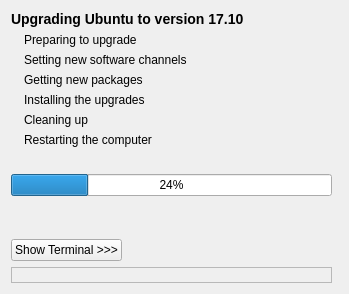
First picture: the form in DistUpgrade/window_main.ui, repository stek29/ubuntu-release-upgrader, before the edit.
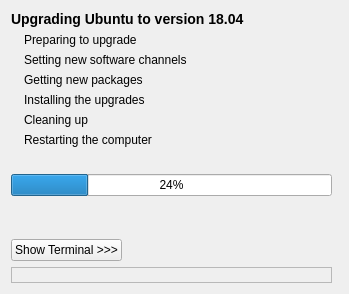
Second picture: the form after the edit.

Commit message: * DistUpgrade/{EOL,Devel}ReleaseAnnouncement,   DistUpgrade/window_main.ui,   data/gtkbuilder/DistUpgrade.ui,   data/DistUpgrade.cfg,   data/DistUpgrade.cfg.xenial,   pre-build.sh:   - updated for 17.10 -> 18.04

Diff of the .ui file:
```diff
--- a/DistUpgrade/window_main.ui
+++ b/DistUpgrade/window_main.ui
@@ -236,7 +236,7 @@
    <item row="0" column="0" colspan="4">
     <widget class="QLabel" name="label_title">
      <property name="text">
-      <string>&lt;b&gt;&lt;big&gt;Upgrading Ubuntu to version 17.10&lt;/big&gt;&lt;/b&gt;</string>
+      <string>&lt;b&gt;&lt;big&gt;Upgrading Ubuntu to version 18.04&lt;/big&gt;&lt;/b&gt;</string>
      </property>
      <property name="wordWrap">
       <bool>false</bool>
```
The commit also changes 7 other files.
